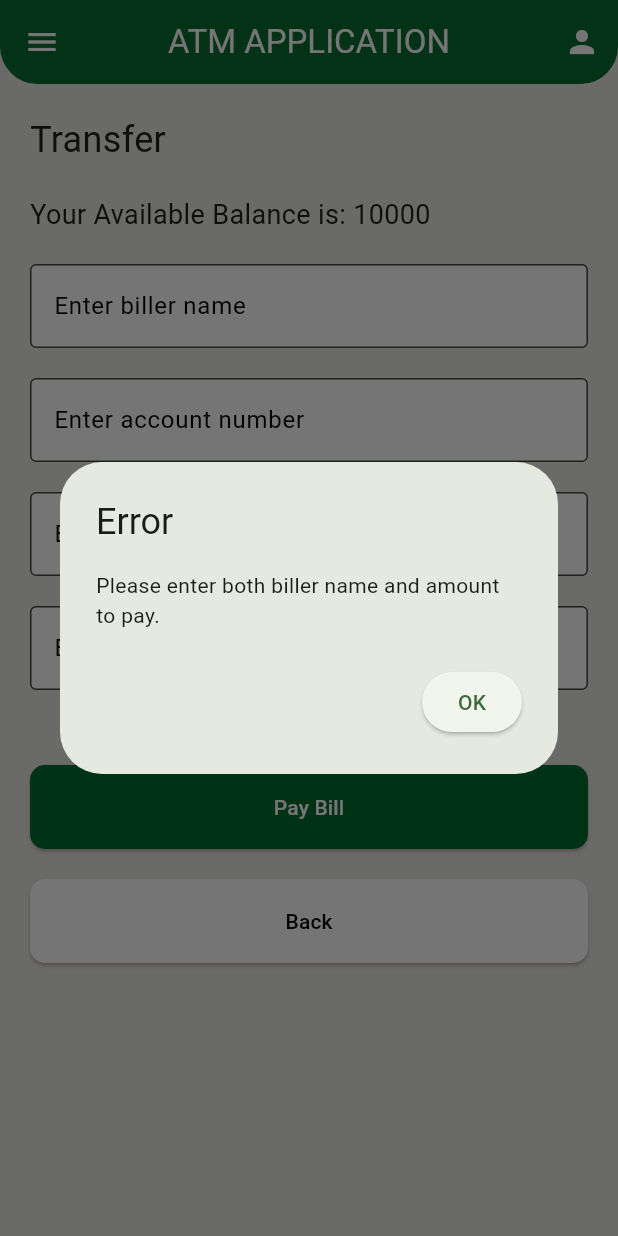
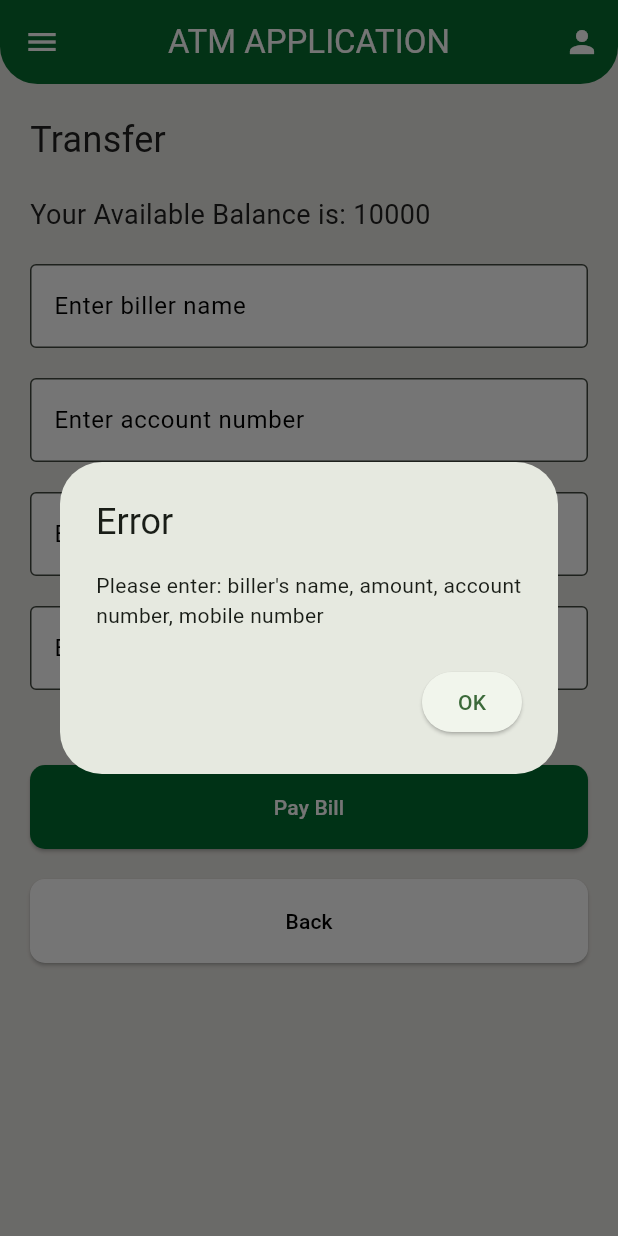
Before and after one commit to KenAlupit/ATM_Program_with_GUI, a Flutter app: the PayBillsScreen screen opened directly, after a tap on "Pay Bill", on a phone screen of 412 x 824 dp. Run offline on Flutter 3.47's test engine with Material 3 defaults, Android fonts, the phone set to English and light mode, and no system bars; our stand-ins replace shared_preferences; accounts and stored records are empty.

Commit message:
optimized validation for empty fields in pay bills

```diff
--- a/lib/pay_bills.dart
+++ b/lib/pay_bills.dart
@@ -35,6 +35,8 @@ extension FormatComma on String {
 class _PayBillsScreenState extends State<PayBillsScreen> {
   TextEditingController _amountController = TextEditingController();
   TextEditingController _billerController = TextEditingController();
+  TextEditingController _mobileNumController = TextEditingController();
+  TextEditingController _accountNumController = TextEditingController();
   int _currentBalance = 0;
 
   @override
@@ -57,33 +59,31 @@ class _PayBillsScreenState extends State<PayBillsScreen> {
 
   void _payBills() {
     int billAmount;
+    List<String> missingFields = []; // Container for all missing fields
 
-    // Check if both fields are empty
-    if (_billerController.text.isEmpty && _amountController.text.isEmpty) {
+    if (_billerController.text.isEmpty) {
+      missingFields.add("biller's name");
+    }
+
+    if (_amountController.text.isEmpty) {
+      missingFields.add("amount");
+    }
+
+    if (_accountNumController.text.isEmpty) {
+      missingFields.add("account number");
+    }
+
+    if (_mobileNumController.text.isEmpty) {
+      missingFields.add("mobile number");
+    }
+
+    // Enters if there is at least one missing field
+    if (missingFields.isNotEmpty) {
+      String errorMessage = "Please enter: ${missingFields.join(", ")}";
       showPopup(
         context: context,
         title: 'Error',
-        message: 'Please enter both biller name and amount to pay.',
-      );
-      return;
-    }
-
-    // Validate biller name
-    if (_billerController.text.isEmpty) {
-      showPopup(
-        context: context,
-        title: 'Error',
-        message: "Please enter biller's name.",
-      );
-      return;
-    }
-
-    // Validate amount
-    if (_amountController.text.isEmpty) {
-      showPopup(
-        context: context,
-        title: 'Error',
-        message: 'Please enter an amount to pay.',
+        message: errorMessage,
       );
       return;
     }
@@ -198,7 +198,7 @@ class _PayBillsScreenState extends State<PayBillsScreen> {
             ),
             const SizedBox(height: 20),
             TextFormField(
-              controller: _billerController,
+              controller: _accountNumController,
               inputFormatters: [
                 FilteringTextInputFormatter.allow(
                     RegExp(r"[a-zA-Z\s]")), // Only allow letters and spaces
@@ -214,7 +214,7 @@ class _PayBillsScreenState extends State<PayBillsScreen> {
             ),
             const SizedBox(height: 20),
             TextFormField(
-              controller: _billerController,
+              controller: _mobileNumController,
               inputFormatters: [
                 FilteringTextInputFormatter.allow(
                     RegExp(r"[a-zA-Z\s]")), // Only allow letters and spaces
```
